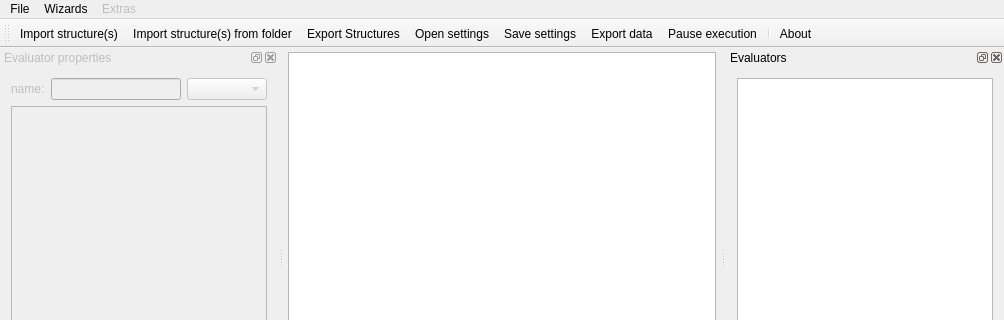
Above: gui/mainwindow.ui from Fluorescence-Tools/Olga before the change; both pictures show x 0 to 1004 and y 0 to 320 of the 1004 by 713 pixel window. Below: the same form after it.
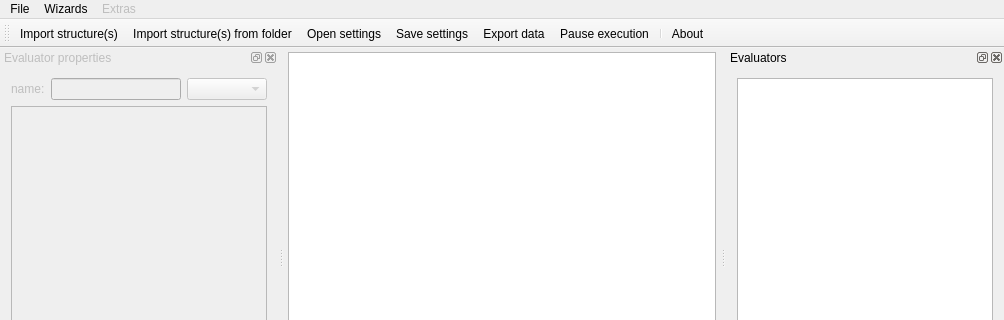
That is the form after the change. Icons and pictures are not drawn.

Commit message:
Remove the non-functional "cylinders" button
Functionality should be implements as an Evaluator

```diff
--- a/gui/mainwindow.ui
+++ b/gui/mainwindow.ui
@@ -90,7 +90,6 @@
    </attribute>
    <addaction name="actionLoadStructures"/>
    <addaction name="actionLoadStructuresFolder"/>
-   <addaction name="actionExportStructures"/>
    <addaction name="actionLoadSettings"/>
    <addaction name="actionSaveSettings"/>
    <addaction name="actionExportData"/>
```
Left out of the diff: 28 changed lines with no effect on the pictures. The commit also changes 3 other files.
